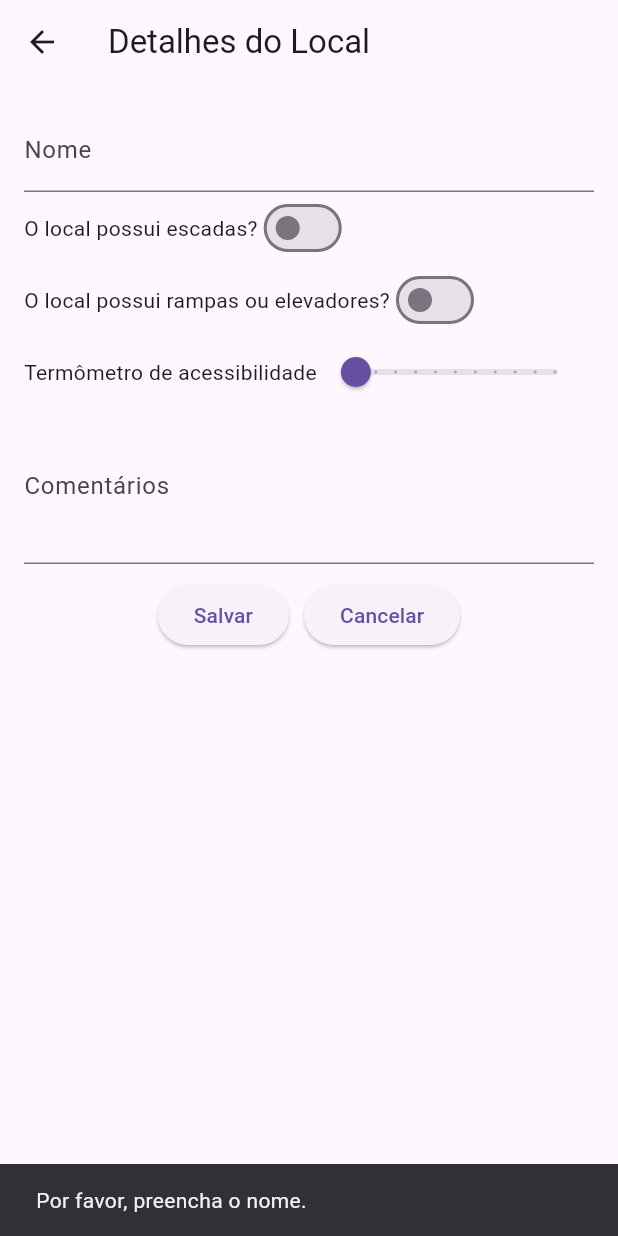
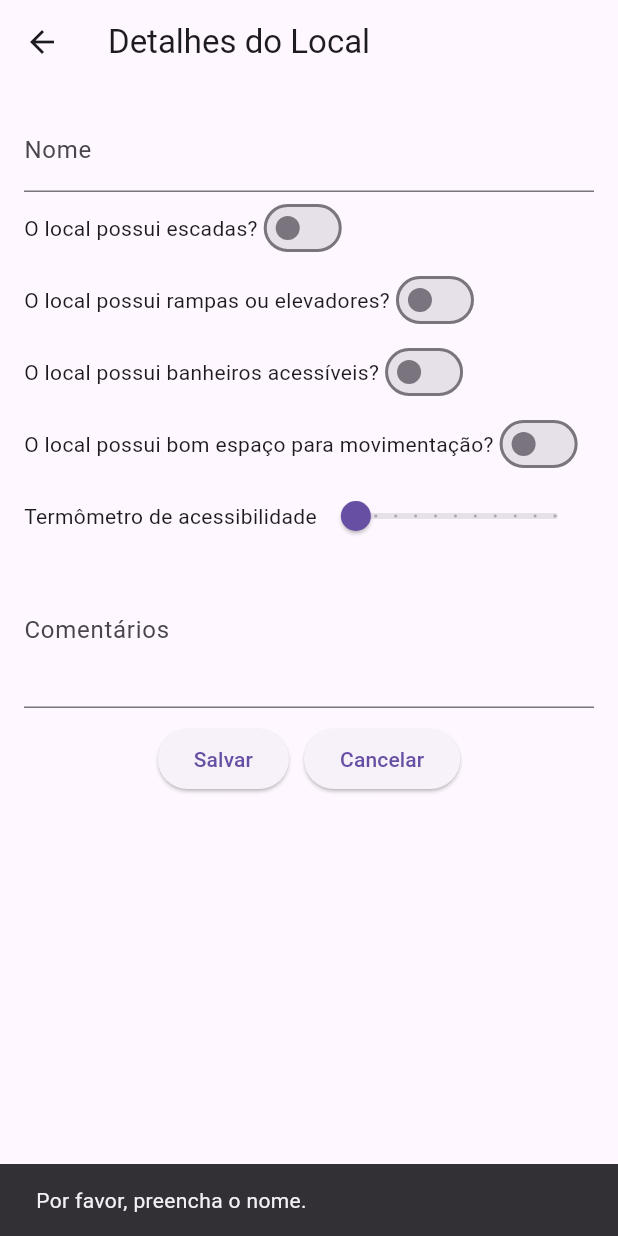
Before and after one commit to MarcosRez/ufmg_easeguide, a Flutter app: the FormScreen screen opened directly, after a tap on "Salvar", on a phone screen of 412 x 824 dp. Run offline on Flutter 3.47's test engine with Material 3 defaults, Android fonts, the phone set to English and light mode, and no system bars; our stand-ins replace flutter_map, flutter_mobx, geolocator, latlong2, mobx, shared_preferences; accounts and stored records are empty; generated files the repository leaves out were written again.

Commit message:
✨ add rating history

```diff
--- a/lib/screens/form_screen.dart
+++ b/lib/screens/form_screen.dart
@@ -14,9 +14,12 @@ class _FormScreenState extends State<FormScreen> {
   final _nameController = TextEditingController();
   bool _hasStairs = false;
   bool _hasRampsOrElevators = false;
+  bool _hasAccessibleBathrooms = false;
+  bool _hasGoodSpaceForMovement = false;
   double _accessibilityRating = 0.0;
   final _comments = TextEditingController();
-  int numAvaliacoes = 1;
+  List<Map<String, dynamic>> _ratings = [];
+
   @override
   void initState() {
     super.initState();
@@ -25,11 +28,15 @@ class _FormScreenState extends State<FormScreen> {
       _nameController.text = widget.markerData!['name'] ?? '';
       _hasStairs = widget.markerData!['hasStairs'] ?? false;
       _hasRampsOrElevators = widget.markerData!['hasRampsOrElevators'] ?? false;
+      _hasAccessibleBathrooms =
+          widget.markerData!['hasAccessibleBathrooms'] ?? false;
+      _hasGoodSpaceForMovement =
+          widget.markerData!['hasGoodSpaceForMovement'] ?? false;
       _accessibilityRating =
-          ((widget.markerData!['accessibilityRating']?.toDouble() ?? 0.0) /
-                  (widget.markerData!['numAvaliacoes'] ?? numAvaliacoes))
-              .round();
-      _comments.text = widget.markerData!['comments'] ?? '';
+          widget.markerData!['accessibilityRating']?.toDouble() ?? 0.0;
+      _comments.text = '';
+      _ratings =
+          List<Map<String, dynamic>>.from(widget.markerData!['ratings'] ?? []);
     }
   }
 
@@ -37,6 +44,8 @@ class _FormScreenState extends State<FormScreen> {
     final name = _nameController.text;
     final hasStairs = _hasStairs;
     final hasRampsOrElevators = _hasRampsOrElevators;
+    final hasAccessibleBathrooms = _hasAccessibleBathrooms;
+    final hasGoodSpaceForMovement = _hasGoodSpaceForMovement;
     final accessibilityRating = _accessibilityRating;
 
     if (name.isEmpty) {
@@ -46,13 +55,25 @@ class _FormScreenState extends State<FormScreen> {
       return;
     }
 
+    _ratings.add({
+      'rating': accessibilityRating,
+      'comment': _comments.text,
+      'hasStairs': hasStairs,
+      'hasRampsOrElevators': hasRampsOrElevators,
+      'hasAccessibleBathrooms': hasAccessibleBathrooms,
+      'hasGoodSpaceForMovement': hasGoodSpaceForMovement,
+    });
+
     Navigator.of(context).pop({
       'latLng': widget.markerData?['latLng'] ?? const LatLng(0, 0),
       'name': name,
       'hasStairs': hasStairs,
       'hasRampsOrElevators': hasRampsOrElevators,
+      'hasAccessibleBathrooms': hasAccessibleBathrooms,
+      'hasGoodSpaceForMovement': hasGoodSpaceForMovement,
       'accessibilityRating': accessibilityRating,
-      'comments': _comments.text
+      'comments': _comments.text,
+      'ratings': _ratings,
     });
   }
 
@@ -102,6 +123,32 @@ class _FormScreenState extends State<FormScreen> {
             ),
             Row(
               children: [
+                const Text('O local possui banheiros acessíveis?'),
+                Switch(
+                  value: _hasAccessibleBathrooms,
+                  onChanged: (value) {
+                    setState(() {
+                      _hasAccessibleBathrooms = value;
+                    });
+                  },
+                ),
+              ],
+            ),
+            Row(
+              children: [
+                const Text('O local possui bom espaço para movimentação?'),
+                Switch(
+                  value: _hasGoodSpaceForMovement,
+                  onChanged: (value) {
+                    setState(() {
+                      _hasGoodSpaceForMovement = value;
+                    });
+                  },
+                ),
+              ],
+            ),
+            Row(
+              children: [
                 const Text('Termômetro de acessibilidade'),
                 Expanded(
                   child: Slider(
@@ -142,7 +189,33 @@ class _FormScreenState extends State<FormScreen> {
                   ),
                 ],
               ),
-            )
+            ),
+            const SizedBox(height: 16),
+            Expanded(
+              child: ListView.builder(
+                itemCount: _ratings.length,
+                itemBuilder: (context, index) {
+                  final rating = _ratings[index];
+                  return ListTile(
+                    title: Text('Nota: ${rating['rating']}'),
+                    subtitle: Column(
+                      crossAxisAlignment: CrossAxisAlignment.start,
+                      children: [
+                        Text('Comentário: ${rating['comment']}'),
+                        Text(
+                            'Possui escadas: ${rating['hasStairs'] ? "Sim" : "Não"}'),
+                        Text(
+                            'Possui rampas ou elevadores: ${rating['hasRampsOrElevators'] ? "Sim" : "Não"}'),
+                        Text(
+                            'Possui banheiros acessíveis: ${rating['hasAccessibleBathrooms'] ? "Sim" : "Não"}'),
+                        Text(
+                            'Bom espaço para movimentação: ${rating['hasGoodSpaceForMovement'] ? "Sim" : "Não"}'),
+                      ],
+                    ),
+                  );
+                },
+              ),
+            ),
           ],
         ),
       ),
```
Also changed, not shown: lib/screens/map_screen.dart (+13 -19 lines), lib/stores/store.dart (+30 -16 lines).
